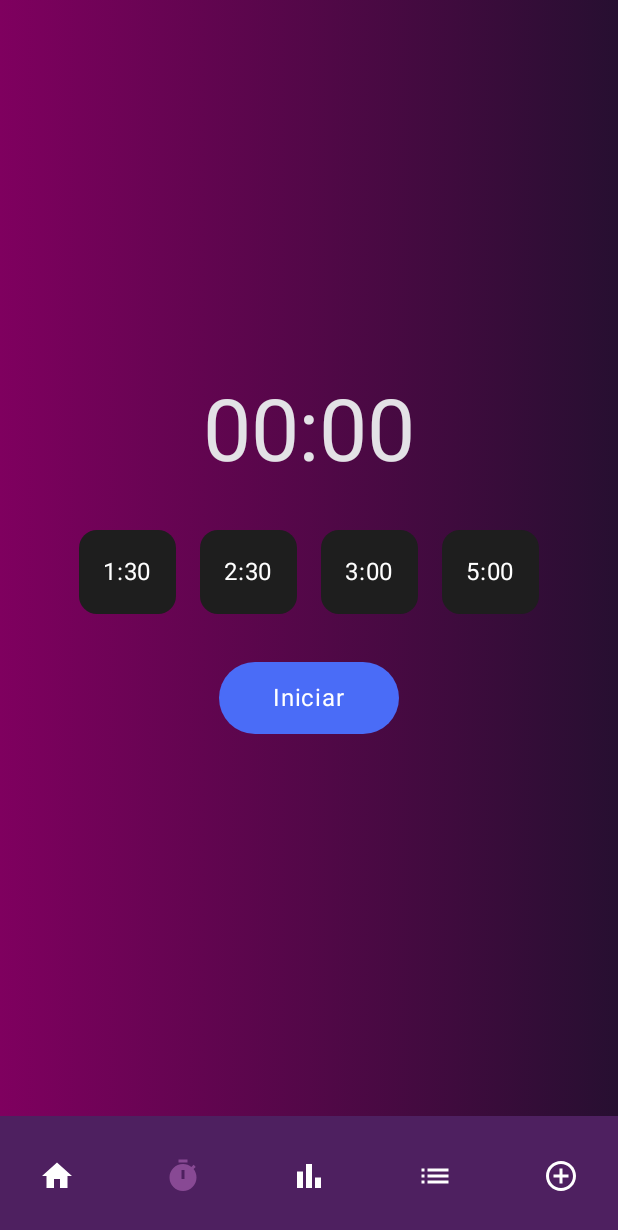
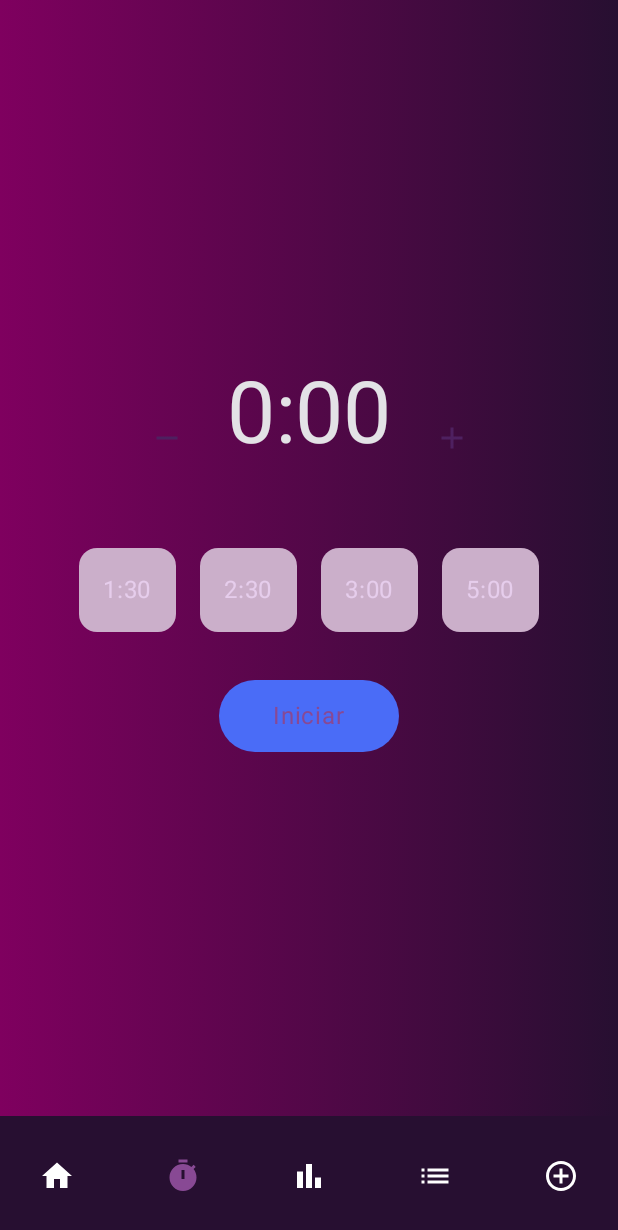
Before and after one commit to IsaacDiaz211/MobileApp, an Android app built with Jetpack Compose: the TimerScreen screen opened through its navigation route, on a phone screen of 412 x 824 dp. Shown: the top 1230 px of the screen. Run offline under Robolectric (Android 15) with nearby library versions, the phone set to English and light mode, and no system bars; our stand-ins replace Dagger/Hilt's generated code, Room's generated code.

Commit message:
Timer update

```diff
--- a/app/src/main/java/com/liudao/components/BottomNavBar.kt
+++ b/app/src/main/java/com/liudao/components/BottomNavBar.kt
@@ -25,7 +25,7 @@ fun BottomNavBar(navController: NavController) {
 
     NavigationBar(
         //containerColor = Color(0xFF50315E),
-        containerColor = ContainerUnselected,
+        containerColor = BackgroundR,
         tonalElevation = 4.dp
     ) {
         listOf(
--- a/app/src/main/java/com/liudao/components/SubTab.kt
+++ b/app/src/main/java/com/liudao/components/SubTab.kt
@@ -4,10 +4,8 @@ import androidx.compose.foundation.layout.Row
 import androidx.compose.foundation.background
 import androidx.compose.foundation.clickable
 import androidx.compose.foundation.layout.Box
-import androidx.compose.foundation.layout.Spacer
 import androidx.compose.foundation.layout.fillMaxWidth
 import androidx.compose.foundation.layout.padding
-import androidx.compose.foundation.layout.width
 import androidx.compose.foundation.shape.RoundedCornerShape
 import androidx.compose.foundation.layout.Arrangement
 import androidx.compose.material3.Text
--- a/app/src/main/java/com/liudao/screens/TimerScreen.kt
+++ b/app/src/main/java/com/liudao/screens/TimerScreen.kt
@@ -6,13 +6,23 @@ import androidx.compose.foundation.clickable
 import androidx.compose.foundation.layout.*
 import androidx.compose.foundation.shape.CircleShape
 import androidx.compose.foundation.shape.RoundedCornerShape
+import androidx.compose.material.icons.Icons
+import androidx.compose.material.icons.filled.Add
+import androidx.compose.material.icons.filled.Remove
 import androidx.compose.material3.*
 import androidx.compose.runtime.Composable
+import androidx.compose.runtime.getValue
 import androidx.compose.ui.Alignment
 import androidx.compose.ui.Modifier
 import androidx.compose.ui.graphics.Color
 import androidx.compose.ui.unit.dp
 import androidx.compose.ui.draw.clip
+import androidx.hilt.navigation.compose.hiltViewModel
+import androidx.lifecycle.compose.collectAsStateWithLifecycle
+import com.liudao.ui.theme.Brand
+import com.liudao.ui.theme.Container
+import com.liudao.ui.theme.ContainerSelected
+import com.liudao.ui.theme.OnPrimary
 
 //@Composable
 /*fun TimerScreen() {
@@ -57,51 +67,87 @@ import androidx.compose.ui.draw.clip
     }
 }*****/
 @Composable
-fun TimerScreen() {
+fun TimerScreen(
+    vm: TimerViewModel = hiltViewModel()
+) {
+    val timeLeft by vm.timeLeft.collectAsStateWithLifecycle()
+    val isRunning by vm.isRunning.collectAsStateWithLifecycle()
+    val currentSeconds by vm.currentSeconds.collectAsStateWithLifecycle()
+
+    val times = listOf(90, 150, 180, 300) // segundos para 1:30, 2:30, 3:00, 5:00 min
+
     LiuDaoTheme {
         Column(
-            modifier = Modifier.fillMaxSize(),
+            Modifier.fillMaxSize(),
             verticalArrangement = Arrangement.Center,
             horizontalAlignment = Alignment.CenterHorizontally
         ) {
-            // Temporizador 00:00
-            Text(
-                text = "00:00",
-                style = MaterialTheme.typography.displayLarge,
-                modifier = Modifier.padding(bottom = 32.dp)
-            )
+            Row(
+                verticalAlignment = Alignment.CenterVertically,
+                horizontalArrangement = Arrangement.spacedBy(16.dp),
+                modifier = Modifier.padding(bottom = 24.dp)
+            ) {
 
-            // Botones de tiempo predefinido
-            Row(
-                modifier = Modifier.padding(bottom = 32.dp),
-                horizontalArrangement = Arrangement.spacedBy(16.dp)
-            ) {
-                listOf("1:30", "2:30", "3:00", "5:00").forEach { time ->
+                // Botón “-30”
+                IconButton(
+                    onClick = { vm.adjustTime(-30) },
+                    enabled = currentSeconds >= 30
+                ) {
+                    Icon(
+                        Icons.Default.Remove,
+                        contentDescription = "Restar 30 s",
+                        tint = if (currentSeconds >= 30) ContainerSelected else Container
+                    )
+                }
+                // Temporizador
+                Text(
+                    text = vm.format(timeLeft),
+                    style = MaterialTheme.typography.displayLarge,
+                    modifier = Modifier.padding(bottom = 32.dp)
+                )
+                // Botón “+30”
+                IconButton(
+                    onClick = { vm.adjustTime(30) },
+                    enabled = currentSeconds <= 570
+                ) {
+                    Icon(
+                        Icons.Default.Add,
+                        contentDescription = "Sumar 30 s",
+                        tint = if (currentSeconds <= 570) ContainerSelected else Container
+                    )
+                }
+            }
+
+            // Botones de tiempo
+            Row(Modifier.padding(bottom = 32.dp), Arrangement.spacedBy(16.dp)) {
+                times.forEach { sec ->
                     Box(
-                        modifier = Modifier
+                        Modifier
                             .clip(RoundedCornerShape(12.dp))
-                            .background(Color(0xFF1E1E1E))
-                            .clickable { /* Iniciar tiempo */ }
+                            .background(Container)
+                            .clickable { vm.setDuration(sec) }
                             .padding(16.dp)
                     ) {
-                        Text(text = time, color = Color.White)
+                        Text(
+                            "${sec / 60}:${(sec % 60).toString().padStart(2, '0')}",
+                            color = OnPrimary
+                        )
                     }
                 }
             }
 
-            // Botón "Iniciar" (óvalo alargado)
+            // Botón Iniciar / Detener
             Box(
-                modifier = Modifier
+                Modifier
                     .width(120.dp)
                     .height(48.dp)
                     .clip(RoundedCornerShape(24.dp))
                     .background(Color(0xFF4A6CF7))
-                    .clickable { /* Lógica */ },
-                contentAlignment = Alignment.Center
+                    .clickable { if (isRunning) vm.stop() else vm.start() },
+                Alignment.Center
             ) {
-                Text("Iniciar", color = Color.White)
+                Text(if (isRunning) "Detener" else "Iniciar", color = Brand)
             }
         }
     }
-
 }
--- /dev/null
+++ b/app/src/main/java/com/liudao/screens/TimerViewModel.kt
@@ -0,0 +1,78 @@
+package com.liudao.screens
+
+import androidx.lifecycle.SavedStateHandle
+import androidx.lifecycle.ViewModel
+import androidx.lifecycle.viewModelScope
+import dagger.hilt.android.lifecycle.HiltViewModel
+import kotlinx.coroutines.Job
+import kotlinx.coroutines.delay
+import kotlinx.coroutines.flow.MutableStateFlow
+import kotlinx.coroutines.flow.StateFlow
+import kotlinx.coroutines.launch
+//import kotlinx.coroutines.time.delay
+import javax.inject.Inject
+
+@HiltViewModel
+class TimerViewModel @Inject constructor() : ViewModel() {
+    private val _timeLeft = MutableStateFlow(0L)
+    val timeLeft: StateFlow<Long> = _timeLeft
+
+    private val _isRunning = MutableStateFlow(false)
+    val isRunning: StateFlow<Boolean> = _isRunning
+
+    private var timerJob: Job? = null
+
+    private val _currentSeconds = MutableStateFlow(180)   // 3:00 por defecto
+    val currentSeconds: StateFlow<Int> = _currentSeconds
+
+    // Límites
+    private companion object {
+        const val MIN_SECONDS = 0
+        const val MAX_SECONDS = 600
+    }
+
+    // Función para establecer el tiempo
+    fun setDuration(seconds: Int) {
+        _timeLeft.value = seconds * 1000L
+    }
+
+    // Función para cambiar el tiempo
+    fun adjustTime(delta: Int) {
+        val new = (_currentSeconds.value + delta).coerceIn(MIN_SECONDS, MAX_SECONDS)
+        _currentSeconds.value = new
+    }
+
+    // Función para establecer un tiempo predefinido
+    fun setTime(seconds: Int) {
+        _currentSeconds.value = seconds.coerceIn(MIN_SECONDS, MAX_SECONDS)
+    }
+
+    // Convierte segundos a mm:ss
+    fun format(seconds: Int): String =
+        "${seconds / 60}:${(seconds % 60).toString().padStart(2, '0')}"
+
+    fun start() {
+        if (_isRunning.value) return
+        _isRunning.value = true
+        timerJob = viewModelScope.launch {
+            while (_timeLeft.value > 0) {
+                delay(1000)
+                _timeLeft.value -= 1000
+            }
+            _isRunning.value = false
+        }
+    }
+
+    fun stop() {
+        timerJob?.cancel()
+        _isRunning.value = false
+    }
+
+    fun reset() {
+        stop()
+        _timeLeft.value = 0L
+    }
+
+    fun format(millis: Long): String =
+        "${millis / 1000 / 60}:${(millis / 1000 % 60).toString().padStart(2, '0')}"
+}
--- a/app/src/main/java/com/liudao/ui/theme/Color.kt
+++ b/app/src/main/java/com/liudao/ui/theme/Color.kt
@@ -10,7 +10,7 @@ val BackgroundL = Color(0xFF7F005F) // Dark Red Background
 val BackgroundR = Color(0xFF270F31) // Dark Purple Background
 
 val Container = Color(0xFFCBAFCA) // Light Purple Container, for inputs, search bars, etc
-val ContainerUnselected = Color(0xFF4E2060) // Light Purple Container, for unselected items
+val ContainerSelected = Color(0xFF4E2060) // Light Purple Container, for unselected items
 // Text Colors
 val OnPrimary = Color(0xFFE6CDEC) // White Purple text on primary
 
```
Also changed, not shown: app/src/main/java/com/liudao/components/AlertDialog.kt (added, +86 -0 lines), app/src/main/java/com/liudao/components/ExpandableFab.kt (+2 -62 lines), app/src/main/java/com/liudao/components/LDButton.kt (added, +50 -0 lines), app/src/main/java/com/liudao/screens/ListItemsScreen.kt (+30 -22 lines).
